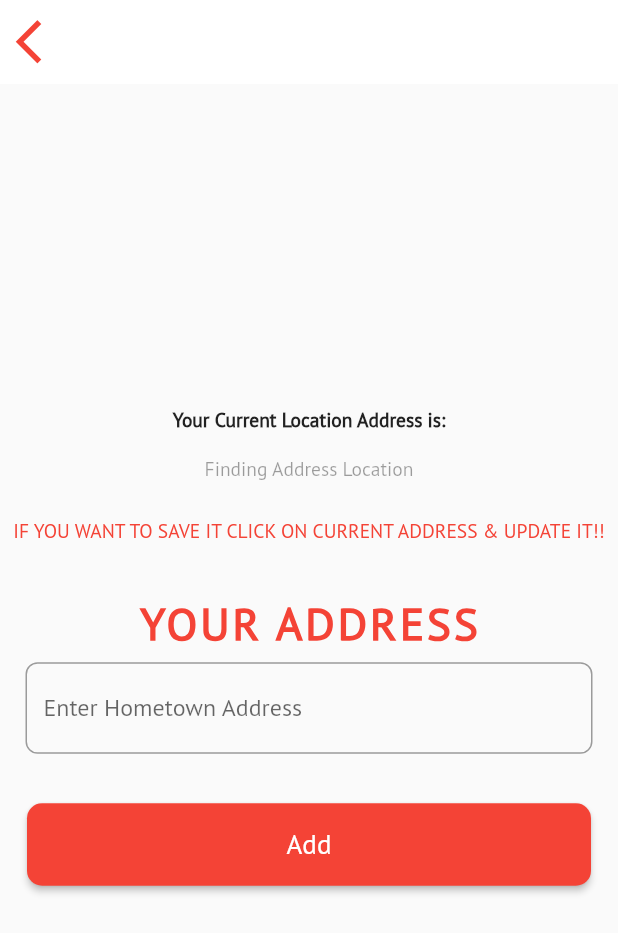
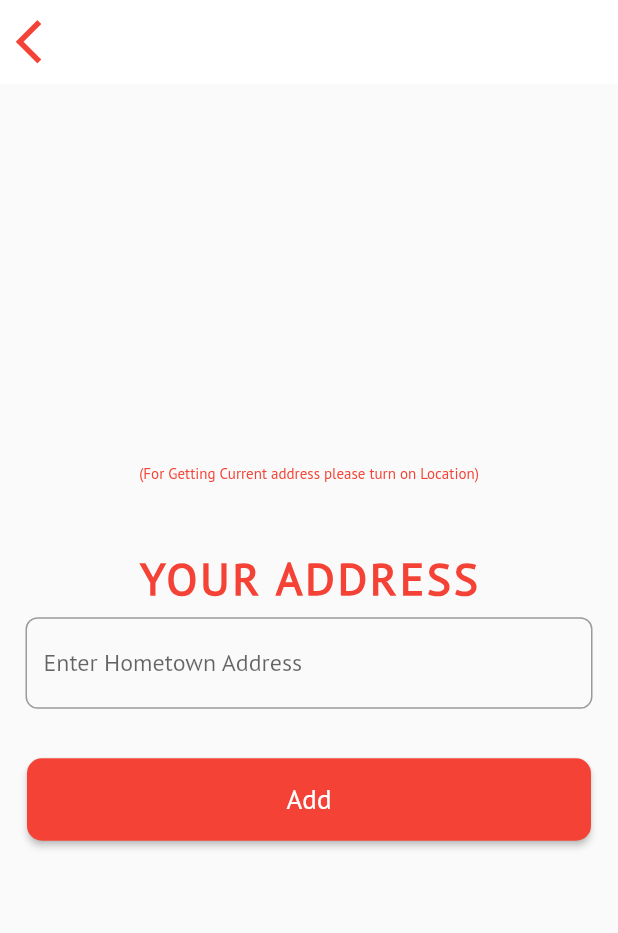
Before and after one commit to atyourdoorstep/at_your_doorstep-Ya_Ibrahim, a Flutter app: the AddAddress screen opened directly, on a phone screen of 412 x 824 dp. Shown: the top 933 px of the screen. Run offline on Flutter 3.47's test engine with Material 2 defaults, Android fonts, the phone set to English and light mode, and no system bars; our stand-ins replace dio, flutter_easyloading, font_awesome_flutter, geocoding, google_maps_flutter, image_picker and 2 more; missing offline and left inert: circular_menu; accounts and stored records are empty; network calls fail.

Commit message:
Update Address page for the seller and buyer

```diff
--- a/lib/Screens/addressPage.dart
+++ b/lib/Screens/addressPage.dart
@@ -57,33 +57,60 @@ class _AddAddressState extends State<AddAddress> {
             mainAxisAlignment: MainAxisAlignment.center,
             crossAxisAlignment: CrossAxisAlignment.center,
             children: [
+              _isGetLocation?Padding(
+                padding: const EdgeInsets.only(left: 12.0),
+                child: Row(
+                  children: [
                     Text("Your Current Location Address is:",
                         overflow: TextOverflow.ellipsis
                         ,style:
                         TextStyle(fontSize: 13, fontFamily: "PTSans" ,fontWeight: FontWeight.bold)),
-              TextButton(
-                onPressed: (){
+                  ],
+                ),
+              ):SizedBox(),
+              _isGetLocation ? Padding(
+                padding: const EdgeInsets.all(8.0),
+                child: GestureDetector(
+                  onTap: (){
                     addressController.clear();
                     setState(() {
                       addressController.text = AddressLatLong;
                     });
                   },
-                child: Padding(
-                  padding: const EdgeInsets.all(8.0),
+                  child: Card(
+                    child: ListTile(
+                      leading: Icon(Icons.location_on,),
+                        title: Padding(
+                          padding: const EdgeInsets.all(12.0),
                           child: Text("${AddressLatLong}",
-                      overflow: TextOverflow.ellipsis
+                              overflow: TextOverflow.ellipsis,
+                              maxLines: 2
                               ,style:
                               TextStyle(fontSize: 13, fontFamily: "PTSans",color: Colors.black38 )),
                         ),
-              ),
+                       trailing: Row(
+                         mainAxisSize: MainAxisSize.min,
+                         children: [
+                           VerticalDivider(),
                            Padding(
                              padding: const EdgeInsets.all(8.0),
-                child: Text("IF YOU WANT TO SAVE IT CLICK ON CURRENT ADDRESS & UPDATE IT!!",
-                    overflow: TextOverflow.ellipsis
+                             child: Icon(Icons.add),
+                           ),
+                         ],
+                       ),
+                    ),
+                  ),
+                ),
+              ):SizedBox(),
+              Padding(
+                padding: const EdgeInsets.all(8.0),
+                child: Text(_isGetLocation?"(IF YOU WANT TO SAVE IT CLICK ON CURRENT ADDRESS & UPDATE IT!!)":"(For Getting Current address please turn on Location)",
+                    overflow: TextOverflow.ellipsis,
+                    maxLines: 2
                     ,style:
-                    TextStyle(fontSize: 13, color: Colors.red, fontFamily: "PTSans" )),
+                    TextStyle(fontSize: 10, color: Colors.red, fontFamily: "PTSans" )),
               ),
-              SizedBox(height: 25),
+              SizedBox(height: 35),
               Center(
                 child: Text("YOUR ADDRESS", style:
                 TextStyle(fontSize: 30, color: Colors.red, fontFamily: "PTSans", fontWeight: FontWeight.w700 , letterSpacing: 2.0)),
```
Also changed, not shown: lib/Screens/checkOutPage.dart (+24 -7 lines). Lines whose indentation alone changed are shown as unchanged.
